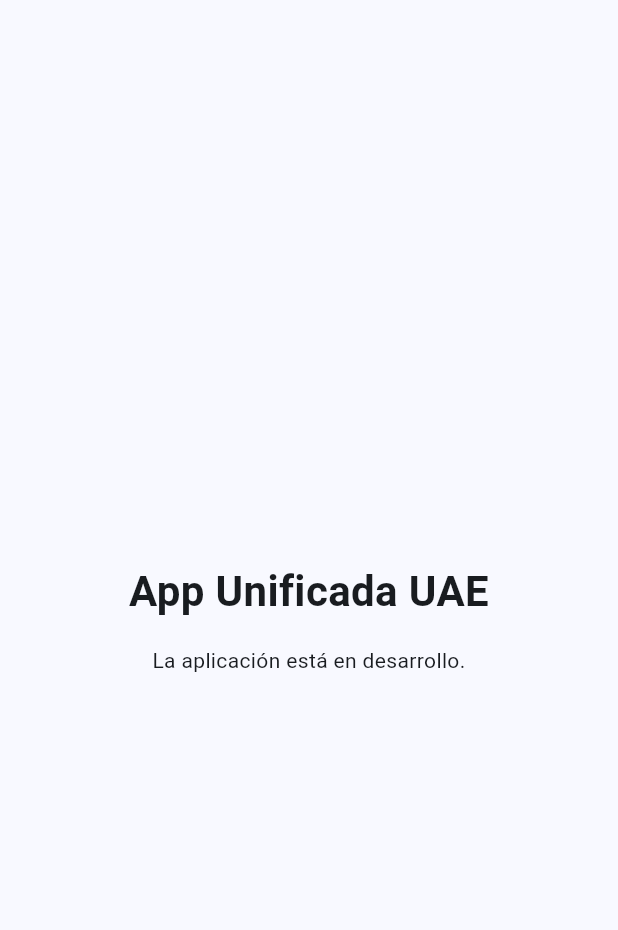
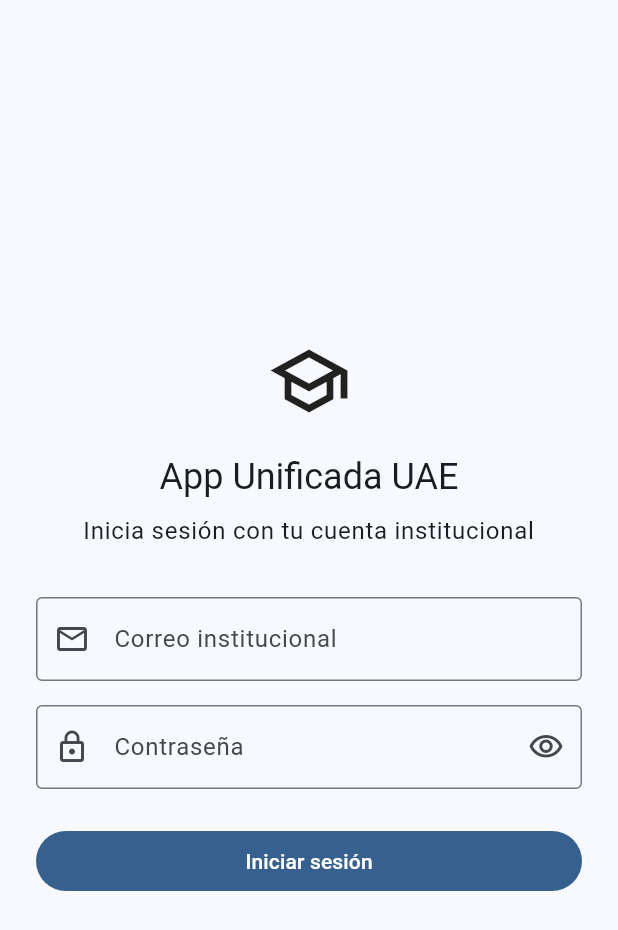
Before and after one commit to CRYXZ369/app-uae, a Flutter app: the screen it shows after launch, on a phone screen of 412 x 824 dp. Shown: the top 930 px of the screen. Run offline on Flutter 3.47's test engine with Material 3 defaults, Android fonts, the phone set to English and light mode, and no system bars; our stand-ins replace flutter_secure_storage, material_ui.

Commit message:
feat(mobile): securely persist user sessions
Add encrypted session storage, restore valid sessions on startup, and clear them on logout. Never persist passwords; require token expiration for restoration.

Co-authored-by: Copilot <223556219+Copilot@users.noreply.github.com>

```diff
--- a/apps/mobile/lib/app/app.dart
+++ b/apps/mobile/lib/app/app.dart
@@ -1,28 +1,119 @@
 import 'package:material_ui/material_ui.dart';
 
 import '../core/widgets/app_error_screen.dart';
+import '../core/widgets/app_loading_screen.dart';
+import '../core/session/secure_session_store.dart';
+import '../core/session/session_store.dart';
+import '../features/auth/domain/auth_session.dart';
+import '../features/auth/presentation/login_screen.dart';
 import '../features/home/presentation/home_screen.dart';
-import 'app_routes.dart';
 
-class AppUae extends StatelessWidget {
-  const AppUae({super.key});
+class AppUae extends StatefulWidget {
+  const AppUae({super.key, this.sessionStore, this.onLogin});
+
+  final SessionStore? sessionStore;
+  final LoginHandler? onLogin;
+
+  @override
+  State<AppUae> createState() => _AppUaeState();
+}
+
+class _AppUaeState extends State<AppUae> {
+  late final SessionStore _sessionStore =
+      widget.sessionStore ?? SecureSessionStore();
+  AuthSession? _session;
+  bool _isRestoringSession = true;
+  bool _sessionRestoreFailed = false;
+
+  @override
+  void initState() {
+    super.initState();
+    _restoreSession();
+  }
+
+  Future<void> _restoreSession() async {
+    setState(() {
+      _isRestoringSession = true;
+      _sessionRestoreFailed = false;
+    });
+
+    try {
+      var session = await _sessionStore.read();
+      if (session?.isExpired ?? false) {
+        await _sessionStore.clear();
+        session = null;
+      }
+
+      if (!mounted) {
+        return;
+      }
+      setState(() {
+        _session = session;
+        _isRestoringSession = false;
+      });
+    } on SessionStorageException {
+      if (mounted) {
+        setState(() {
+          _sessionRestoreFailed = true;
+          _isRestoringSession = false;
+        });
+      }
+    }
+  }
+
+  Future<LoginResult> _login(String email, String password) async {
+    final handler = widget.onLogin;
+    final result = handler == null
+        ? const LoginResult.unavailable()
+        : await handler(email, password);
+
+    if (result.status == LoginStatus.authenticated) {
+      final session = result.session;
+      if (session == null) {
+        return const LoginResult.unavailable();
+      }
+      try {
+        await _sessionStore.write(session);
+      } on SessionStorageException {
+        return const LoginResult.sessionStorageFailure();
+      }
+      if (mounted) {
+        setState(() => _session = session);
+      }
+    }
+    return result;
+  }
+
+  Future<void> _logout() async {
+    await _sessionStore.clear();
+    if (mounted) {
+      setState(() => _session = null);
+    }
+  }
 
   @override
   Widget build(BuildContext context) {
     return MaterialApp(
       title: 'App Unificada UAE',
       theme: ThemeData(colorSchemeSeed: Colors.blue, useMaterial3: true),
-      initialRoute: AppRoutes.home,
-      routes: {
-        AppRoutes.home: (_) => const HomeScreen(),
-      },
+      home: _isRestoringSession
+          ? const AppLoadingScreen(message: 'Recuperando sesión...')
+          : _sessionRestoreFailed
+          ? AppErrorScreen(
+              title: 'No se pudo recuperar la sesión',
+              message: 'No fue posible acceder al almacenamiento seguro del dispositivo.',
+              actionLabel: 'Reintentar',
+              onAction: (_) => _restoreSession(),
+            )
+          : _session == null
+          ? LoginScreen(onLogin: _login)
+          : HomeScreen(onLogout: _logout),
       onUnknownRoute: (_) => MaterialPageRoute<void>(
         builder: (_) => AppErrorScreen(
           title: 'Pantalla no encontrada',
           message: 'No se encontró la pantalla solicitada.',
-          actionLabel: 'Volver al inicio',
-          onAction: (context) => Navigator.of(context)
-              .pushNamedAndRemoveUntil(AppRoutes.home, (_) => false),
+          actionLabel: 'Continuar',
+          onAction: (context) => Navigator.of(context).pop(),
         ),
       ),
     );
--- a/apps/mobile/lib/app/app_routes.dart
+++ /dev/null
@@ -1,3 +0,0 @@
-abstract final class AppRoutes {
-  static const home = '/';
-}
--- /dev/null
+++ b/apps/mobile/lib/core/session/session_store.dart
@@ -0,0 +1,13 @@
+import '../../features/auth/domain/auth_session.dart';
+
+abstract interface class SessionStore {
+  Future<AuthSession?> read();
+
+  Future<void> write(AuthSession session);
+
+  Future<void> clear();
+}
+
+class SessionStorageException implements Exception {
+  const SessionStorageException();
+}
--- /dev/null
+++ b/apps/mobile/lib/features/auth/domain/auth_session.dart
@@ -0,0 +1,49 @@
+class AuthSession {
+  const AuthSession({
+    required this.accessToken,
+    required this.email,
+    required this.expiresAt,
+    this.refreshToken,
+  });
+
+  final String accessToken;
+  final String? refreshToken;
+  final String email;
+  final DateTime expiresAt;
+
+  bool get isExpired => !expiresAt.isAfter(DateTime.now());
+
+  Map<String, Object?> toJson() => {
+    'accessToken': accessToken,
+    'refreshToken': refreshToken,
+    'email': email,
+    'expiresAt': expiresAt.toUtc().toIso8601String(),
+  };
+
+  factory AuthSession.fromJson(Map<String, Object?> json) {
+    final accessToken = json['accessToken'];
+    final refreshToken = json['refreshToken'];
+    final email = json['email'];
+    final expiresAtValue = json['expiresAt'];
+
+    if (accessToken is! String ||
+        accessToken.isEmpty ||
+        (refreshToken != null && refreshToken is! String) ||
+        email is! String ||
+        expiresAtValue is! String) {
+      throw const FormatException('Invalid stored authentication session.');
+    }
+
+    final expiresAt = DateTime.tryParse(expiresAtValue);
+    if (expiresAt == null) {
+      throw const FormatException('Invalid session expiration date.');
+    }
+
+    return AuthSession(
+      accessToken: accessToken,
+      refreshToken: refreshToken == null ? null : refreshToken as String,
+      email: email,
+      expiresAt: expiresAt,
+    );
+  }
+}
--- /dev/null
+++ b/apps/mobile/lib/features/auth/presentation/login_screen.dart
@@ -0,0 +1,269 @@
+import 'package:material_ui/material_ui.dart';
+
+import '../domain/auth_session.dart';
+
+enum LoginStatus {
+  authenticated,
+  invalidCredentials,
+  unavailable,
+  sessionStorageFailure,
+}
+
+class LoginResult {
+  const LoginResult._(this.status, {this.session});
+
+  const LoginResult.authenticated(AuthSession session)
+    : this._(LoginStatus.authenticated, session: session);
+
+  const LoginResult.invalidCredentials()
+    : this._(LoginStatus.invalidCredentials);
+
+  const LoginResult.unavailable() : this._(LoginStatus.unavailable);
+
+  const LoginResult.sessionStorageFailure()
+    : this._(LoginStatus.sessionStorageFailure);
+
+  final LoginStatus status;
+  final AuthSession? session;
+}
+
+typedef LoginHandler = Future<LoginResult> Function(
+  String email,
+  String password,
+);
+
+class LoginScreen extends StatefulWidget {
+  const LoginScreen({required this.onLogin, super.key});
+
+  final LoginHandler onLogin;
+
+  @override
+  State<LoginScreen> createState() => _LoginScreenState();
+}
+
+class _LoginScreenState extends State<LoginScreen> {
+  static final _emailPattern = RegExp(r'^[\w.+-]+@[\w-]+(?:\.[\w-]+)+$');
+
+  final _formKey = GlobalKey<FormState>();
+  final _emailController = TextEditingController();
+  final _passwordController = TextEditingController();
+  bool _isPasswordObscured = true;
+  bool _isLoading = false;
+  String? _errorMessage;
+
+  @override
+  void dispose() {
+    _emailController.dispose();
+    _passwordController.dispose();
+    super.dispose();
+  }
+
+  Future<void> _submit() async {
+    if (_isLoading || !_formKey.currentState!.validate()) {
+      return;
+    }
+
+    FocusScope.of(context).unfocus();
+    setState(() {
+      _isLoading = true;
+      _errorMessage = null;
+    });
+
+    late final LoginResult result;
+    try {
+      result = await widget.onLogin(
+        _emailController.text.trim(),
+        _passwordController.text,
+      );
+    } finally {
+      if (mounted) {
+        if (_isLoading) {
+          setState(() => _isLoading = false);
+        }
+      }
+    }
+
+    if (!mounted) {
+      return;
+    }
+
+    switch (result.status) {
+      case LoginStatus.authenticated:
+        return;
+      case LoginStatus.invalidCredentials:
+        setState(
+          () => _errorMessage = 'El correo o la contraseña son incorrectos.',
+        );
+      case LoginStatus.unavailable:
+        setState(
+          () => _errorMessage =
+              'El inicio de sesión aún no está conectado al servicio.',
+        );
+      case LoginStatus.sessionStorageFailure:
+        setState(
+          () => _errorMessage = 'No se pudo guardar la sesión de forma segura.',
+        );
+    }
+  }
+
+  String? _validateEmail(String? value) {
+    final email = value?.trim() ?? '';
+    if (email.isEmpty) {
+      return 'Ingresa tu correo institucional.';
+    }
+    if (!_emailPattern.hasMatch(email)) {
+      return 'Ingresa un correo con formato válido.';
+    }
+    return null;
+  }
+
+  String? _validatePassword(String? value) {
+    if (value == null || value.isEmpty) {
+      return 'Ingresa tu contraseña.';
+    }
+    return null;
+  }
+
+  void _clearError() {
+    if (_errorMessage != null) {
+      setState(() => _errorMessage = null);
+    }
+  }
+
+  @override
+  Widget build(BuildContext context) {
+    final colors = Theme.of(context).colorScheme;
+
+    return Scaffold(
+      body: SafeArea(
+        child: Center(
+          child: SingleChildScrollView(
+            padding: const EdgeInsets.all(24),
+            child: ConstrainedBox(
+              constraints: const BoxConstraints(maxWidth: 420),
+              child: AutofillGroup(
+                child: Form(
+                  key: _formKey,
+                  child: Column(
+                    crossAxisAlignment: CrossAxisAlignment.stretch,
+                    children: [
+                      const Icon(Icons.school_outlined, size: 56),
+                      const SizedBox(height: 20),
+                      Text(
+                        'App Unificada UAE',
+                        style: Theme.of(context).textTheme.headlineSmall,
+                        textAlign: TextAlign.center,
+                      ),
+                      const SizedBox(height: 8),
+                      Text(
+                        'Inicia sesión con tu cuenta institucional',
+                        style: Theme.of(context).textTheme.bodyLarge,
+                        textAlign: TextAlign.center,
+                      ),
+                      const SizedBox(height: 32),
+                      TextFormField(
+                        controller: _emailController,
+                        enabled: !_isLoading,
+                        keyboardType: TextInputType.emailAddress,
+                        textInputAction: TextInputAction.next,
+                        autofillHints: const [AutofillHints.username],
+                        autocorrect: false,
+                        decoration: const InputDecoration(
+                          labelText: 'Correo institucional',
+                          hintText: 'nombre@institucion.edu',
+                          prefixIcon: Icon(Icons.email_outlined),
+                          border: OutlineInputBorder(),
+                        ),
+                        validator: _validateEmail,
+                        onChanged: (_) => _clearError(),
+                      ),
+                      const SizedBox(height: 16),
+                      TextFormField(
+                        controller: _passwordController,
+                        enabled: !_isLoading,
+                        obscureText: _isPasswordObscured,
+                        textInputAction: TextInputAction.done,
+                        autofillHints: const [AutofillHints.password],
+                        decoration: InputDecoration(
+                          labelText: 'Contraseña',
+                          prefixIcon: const Icon(Icons.lock_outline),
+                          border: const OutlineInputBorder(),
+                          suffixIcon: IconButton(
+                            tooltip: _isPasswordObscured
+                                ? 'Mostrar contraseña'
+                                : 'Ocultar contraseña',
+                            onPressed: _isLoading
+                                ? null
+                                : () => setState(
+                                    () => _isPasswordObscured =
+                                        !_isPasswordObscured,
+                                  ),
+                            icon: Icon(
+                              _isPasswordObscured
+                                  ? Icons.visibility_outlined
+                                  : Icons.visibility_off_outlined,
+                            ),
+                          ),
+                        ),
+                        validator: _validatePassword,
+                        onChanged: (_) => _clearError(),
+                        onFieldSubmitted: (_) => _submit(),
+                      ),
+                      if (_errorMessage != null) ...[
+                        const SizedBox(height: 16),
+                        Container(
+                          padding: const EdgeInsets.all(12),
+                          decoration: BoxDecoration(
+                            color: colors.errorContainer,
+                            borderRadius: BorderRadius.circular(8),
+                          ),
+                          child: Row(
+                            children: [
+                              Icon(
+                                Icons.error_outline,
+                                color: colors.onErrorContainer,
+                              ),
+                              const SizedBox(width: 8),
+                              Expanded(
+                                child: Text(
+                                  _errorMessage!,
+                                  style: TextStyle(
+                                    color: colors.onErrorContainer,
+                                  ),
+                                ),
+                              ),
+                            ],
+                          ),
+                        ),
+                      ],
+                      const SizedBox(height: 24),
+                      FilledButton(
+                        onPressed: _isLoading ? null : _submit,
+                        child: _isLoading
+                            ? const Row(
+                                mainAxisAlignment: MainAxisAlignment.center,
+                                children: [
+                                  SizedBox(
+                                    width: 18,
+                                    height: 18,
+                                    child: CircularProgressIndicator(
+                                      strokeWidth: 2,
+                                    ),
+                                  ),
+                                  SizedBox(width: 12),
+                                  Text('Iniciando sesión...'),
+                                ],
+                              )
+                            : const Text('Iniciar sesión'),
+                      ),
+                    ],
+                  ),
+                ),
+              ),
+            ),
+          ),
+        ),
+      ),
+    );
+  }
+}
--- a/apps/mobile/lib/main.dart
+++ b/apps/mobile/lib/main.dart
@@ -3,5 +3,6 @@ import 'package:material_ui/material_ui.dart';
 import 'app/app.dart';
 
 void main() {
+  WidgetsFlutterBinding.ensureInitialized();
   runApp(const AppUae());
 }
--- a/apps/mobile/pubspec.yaml
+++ b/apps/mobile/pubspec.yaml
@@ -9,6 +9,7 @@ environment:
 dependencies:
   flutter:
     sdk: flutter
+  flutter_secure_storage: ^11.2.0
   material_ui: ^1.1.0
 
 dev_dependencies:
```
Also changed, not shown: apps/mobile/lib/core/session/secure_session_store.dart (added, +73 -0 lines), apps/mobile/lib/features/home/presentation/home_screen.dart (+67 -7 lines), apps/mobile/pubspec.lock, 3 other files.
